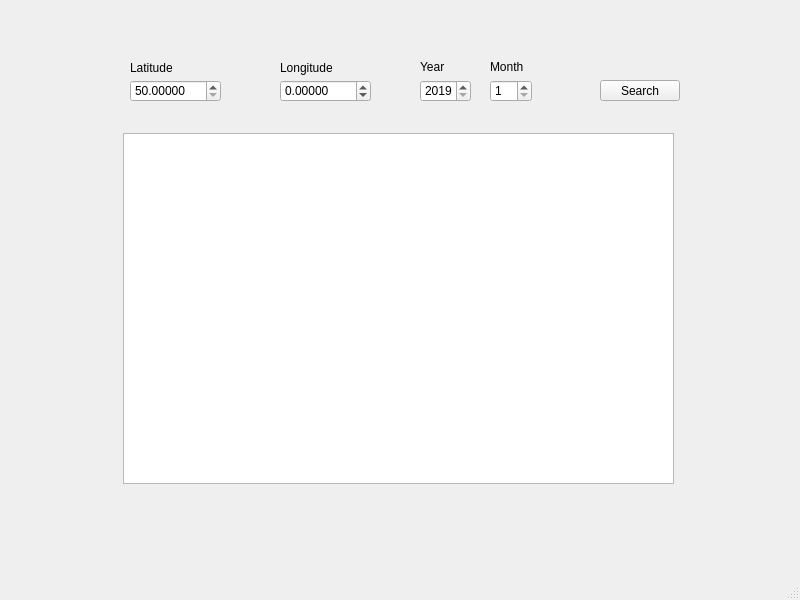
Above: PoliceScanner/mainwindow.ui from JoshYoung-Cannon/PoliceScanner-cpp before the change. Below: the same form after it.
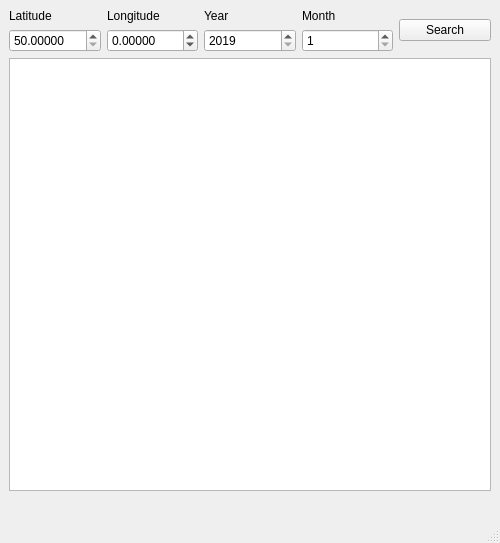
That is the form after the change.

Commit message: ui layout applied

Patch:
```diff
--- a/PoliceScanner/mainwindow.ui
+++ b/PoliceScanner/mainwindow.ui
@@ -6,36 +6,64 @@
    <rect>
     <x>0</x>
     <y>0</y>
-    <width>800</width>
-    <height>600</height>
+    <width>500</width>
+    <height>543</height>
    </rect>
   </property>
+  <property name="sizePolicy">
+   <sizepolicy hsizetype="Fixed" vsizetype="Fixed">
+    <horstretch>0</horstretch>
+    <verstretch>0</verstretch>
+   </sizepolicy>
+  </property>
+  <property name="minimumSize">
+   <size>
+    <width>500</width>
+    <height>543</height>
+   </size>
+  </property>
+  <property name="maximumSize">
+   <size>
+    <width>500</width>
+    <height>543</height>
+   </size>
+  </property>
   <property name="windowTitle">
    <string>MainWindow</string>
   </property>
   <widget class="QWidget" name="centralwidget">
-   <widget class="QPushButton" name="searchButton">
-    <property name="geometry">
-     <rect>
-      <x>600</x>
-      <y>80</y>
-      <width>80</width>
-      <height>21</height>
-     </rect>
-    </property>
+   <property name="sizePolicy">
+    <sizepolicy hsizetype="Fixed" vsizetype="Fixed">
+     <horstretch>0</horstretch>
+     <verstretch>0</verstretch>
+    </sizepolicy>
+   </property>
+   <property name="minimumSize">
+    <size>
+     <width>500</width>
+     <height>500</height>
+    </size>
+   </property>
+   <property name="maximumSize">
+    <size>
+     <width>500</width>
+     <height>500</height>
+    </size>
+   </property>
+   <layout class="QVBoxLayout" name="verticalLayout_5">
+    <item>
+     <layout class="QHBoxLayout" name="horizontalLayout">
+      <item>
+       <layout class="QVBoxLayout" name="verticalLayout">
+        <item>
+         <widget class="QLabel" name="labelLatitude">
     <property name="text">
-     <string>Search</string>
-    </property>
-   </widget>
+           <string>Latitude</string>
+          </property>
+         </widget>
+        </item>
+        <item>
    <widget class="QDoubleSpinBox" name="inputLatidude">
-    <property name="geometry">
-     <rect>
-      <x>130</x>
-      <y>80</y>
-      <width>91</width>
-      <height>22</height>
-     </rect>
-    </property>
     <property name="decimals">
      <number>5</number>
     </property>
@@ -49,15 +77,20 @@
      <double>0.000010000000000</double>
     </property>
    </widget>
+        </item>
+       </layout>
+      </item>
+      <item>
+       <layout class="QVBoxLayout" name="verticalLayout_2">
+        <item>
+         <widget class="QLabel" name="labelLongitude">
+          <property name="text">
+           <string>Longitude</string>
+          </property>
+         </widget>
+        </item>
+        <item>
    <widget class="QDoubleSpinBox" name="inputLongitude">
-    <property name="geometry">
-     <rect>
-      <x>280</x>
-      <y>80</y>
-      <width>91</width>
-      <height>22</height>
-     </rect>
-    </property>
     <property name="decimals">
      <number>5</number>
     </property>
@@ -71,31 +104,20 @@
      <double>0.000010000000000</double>
     </property>
    </widget>
-   <widget class="QSpinBox" name="inputMonth">
-    <property name="geometry">
-     <rect>
-      <x>490</x>
-      <y>80</y>
-      <width>42</width>
-      <height>22</height>
-     </rect>
-    </property>
-    <property name="minimum">
-     <number>1</number>
-    </property>
-    <property name="maximum">
-     <number>12</number>
-    </property>
-   </widget>
+        </item>
+       </layout>
+      </item>
+      <item>
+       <layout class="QVBoxLayout" name="verticalLayout_3">
+        <item>
+         <widget class="QLabel" name="labelYear">
+          <property name="text">
+           <string>Year</string>
+          </property>
+         </widget>
+        </item>
+        <item>
    <widget class="QSpinBox" name="inputYear">
-    <property name="geometry">
-     <rect>
-      <x>420</x>
-      <y>80</y>
-      <width>51</width>
-      <height>22</height>
-     </rect>
-    </property>
     <property name="minimum">
      <number>2019</number>
     </property>
@@ -103,71 +125,47 @@
      <number>2099</number>
     </property>
    </widget>
-   <widget class="QLabel" name="labelLatitude">
-    <property name="geometry">
-     <rect>
-      <x>130</x>
-      <y>60</y>
-      <width>81</width>
-      <height>16</height>
-     </rect>
-    </property>
-    <property name="text">
-     <string>Latitude</string>
-    </property>
-   </widget>
-   <widget class="QLabel" name="labelLongitude">
-    <property name="geometry">
-     <rect>
-      <x>280</x>
-      <y>60</y>
-      <width>91</width>
-      <height>16</height>
-     </rect>
-    </property>
-    <property name="text">
-     <string>Longitude</string>
-    </property>
-   </widget>
+        </item>
+       </layout>
+      </item>
+      <item>
+       <layout class="QVBoxLayout" name="verticalLayout_4">
+        <item>
    <widget class="QLabel" name="labelMonth">
-    <property name="geometry">
-     <rect>
-      <x>490</x>
-      <y>60</y>
-      <width>41</width>
-      <height>14</height>
-     </rect>
-    </property>
     <property name="text">
      <string>Month</string>
     </property>
    </widget>
-   <widget class="QLabel" name="labelYear">
-    <property name="geometry">
-     <rect>
-      <x>420</x>
-      <y>60</y>
-      <width>41</width>
-      <height>14</height>
-     </rect>
-    </property>
+        </item>
+        <item>
+         <widget class="QSpinBox" name="inputMonth">
+          <property name="minimum">
+           <number>1</number>
+          </property>
+          <property name="maximum">
+           <number>12</number>
+          </property>
+         </widget>
+        </item>
+       </layout>
+      </item>
+      <item>
+       <widget class="QPushButton" name="searchButton">
     <property name="text">
-     <string>Year</string>
-    </property>
-   </widget>
+         <string>Search</string>
+        </property>
+       </widget>
+      </item>
+     </layout>
+    </item>
+    <item>
    <widget class="QTextEdit" name="outputText">
-    <property name="geometry">
-     <rect>
-      <x>123</x>
-      <y>133</y>
-      <width>551</width>
-      <height>351</height>
-     </rect>
-    </property>
     <property name="textInteractionFlags">
      <set>Qt::TextSelectableByKeyboard|Qt::TextSelectableByMouse</set>
     </property>
    </widget>
+    </item>
+   </layout>
   </widget>
   <widget class="QMenuBar" name="menubar">
    <property name="geometry">
```
Left out of the diff: 2 changed lines with no effect on the pictures. Lines whose indentation alone changed are shown as unchanged. The commit also changes 1 other file.
